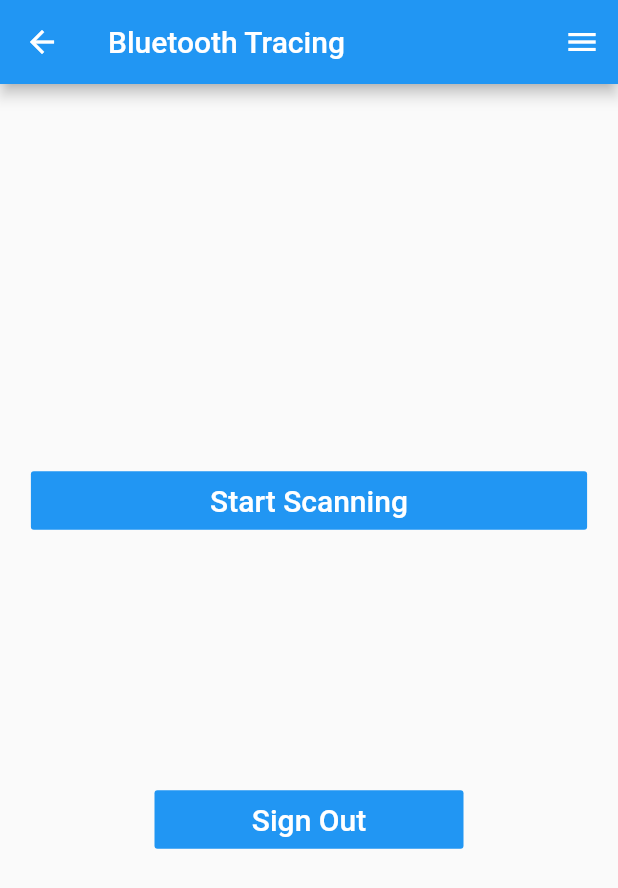
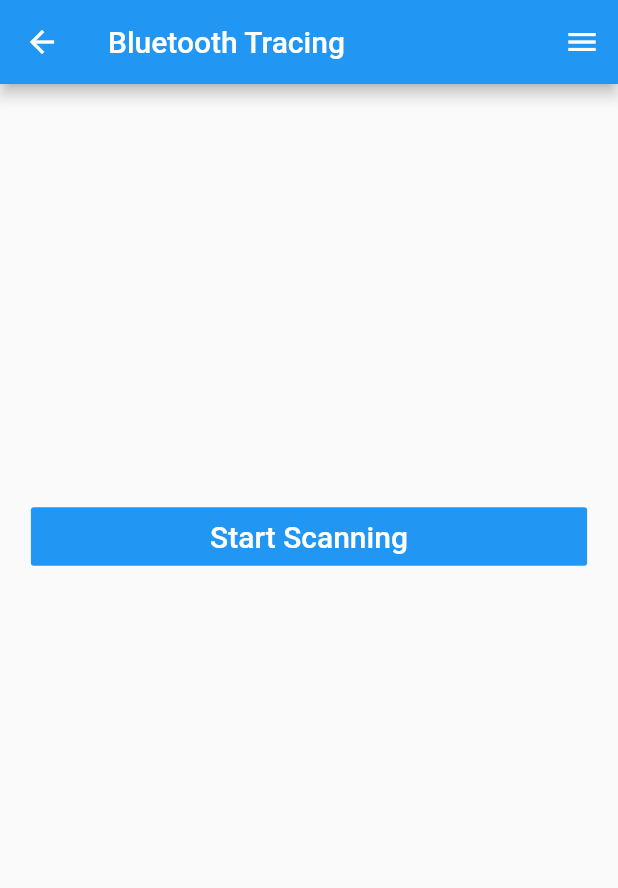
Before and after one commit to Arham98/BlueTrace, a Flutter app: the ScanPage screen opened directly, on a phone screen of 412 x 824 dp. Shown: the top 888 px of the screen. Run offline on Flutter 3.47's test engine with Material 2 defaults, Android fonts, the phone set to English and light mode, and no system bars; our stand-ins replace cloud_firestore, convert, firebase_auth, firebase_core, flutter_blue, flutter_local_notifications and 4 more; missing offline and left inert: base16, beacon_broadcast; accounts and stored records are empty.

```diff
--- a/lib/Scanner.dart
+++ b/lib/Scanner.dart
@@ -294,40 +294,40 @@ class _ScanPageState extends State<ScanPage> {
             SizedBox(
               height: 0.2 * MediaQuery.of(context).size.height,
             ),
-            Center(
-              child: FlatButton(
-                minWidth: 0.5 * MediaQuery.of(context).size.width,
-                color: Colors.blue,
-                textColor: Colors.white,
-                disabledColor: Colors.grey,
-                disabledTextColor: Colors.black,
-                padding: EdgeInsets.all(8.0),
-                splashColor: Colors.blueAccent,
-                onPressed: () async {
-                  Navigator.popUntil(context, (Route route) {
-                    return route.isFirst;
-                  });
-                  Navigator.pushReplacement(context, MaterialPageRoute(
-                    builder: (BuildContext context) {
-                      return LoginScreen();
-                    },
-                  ));
-                  await Future.delayed(Duration(seconds: 1), () {
-                    authService.signOut().then((dynamic) {
-                      print("Successful Logout");
-                    }).catchError((e, s) {
-                      print(e);
-                      print(s);
-                    });
-                  });
-                  //await ;
-                },
-                child: Text(
-                  'Sign Out',
-                  style: TextStyle(fontSize: 20.0),
-                ),
-              ),
-            ),
+            // Center(
+            //   child: FlatButton(
+            //     minWidth: 0.5 * MediaQuery.of(context).size.width,
+            //     color: Colors.blue,
+            //     textColor: Colors.white,
+            //     disabledColor: Colors.grey,
+            //     disabledTextColor: Colors.black,
+            //     padding: EdgeInsets.all(8.0),
+            //     splashColor: Colors.blueAccent,
+            //     onPressed: () async {
+            //       Navigator.popUntil(context, (Route route) {
+            //         return route.isFirst;
+            //       });
+            //       Navigator.pushReplacement(context, MaterialPageRoute(
+            //         builder: (BuildContext context) {
+            //           return LoginScreen();
+            //         },
+            //       ));
+            //       await Future.delayed(Duration(seconds: 1), () {
+            //         authService.signOut().then((dynamic) {
+            //           print("Successful Logout");
+            //         }).catchError((e, s) {
+            //           print(e);
+            //           print(s);
+            //         });
+            //       });
+            //       //await ;
+            //     },
+            //     child: Text(
+            //       'Sign Out',
+            //       style: TextStyle(fontSize: 20.0),
+            //     ),
+            //   ),
+            // ),
           ],
         ),
       ),
```
